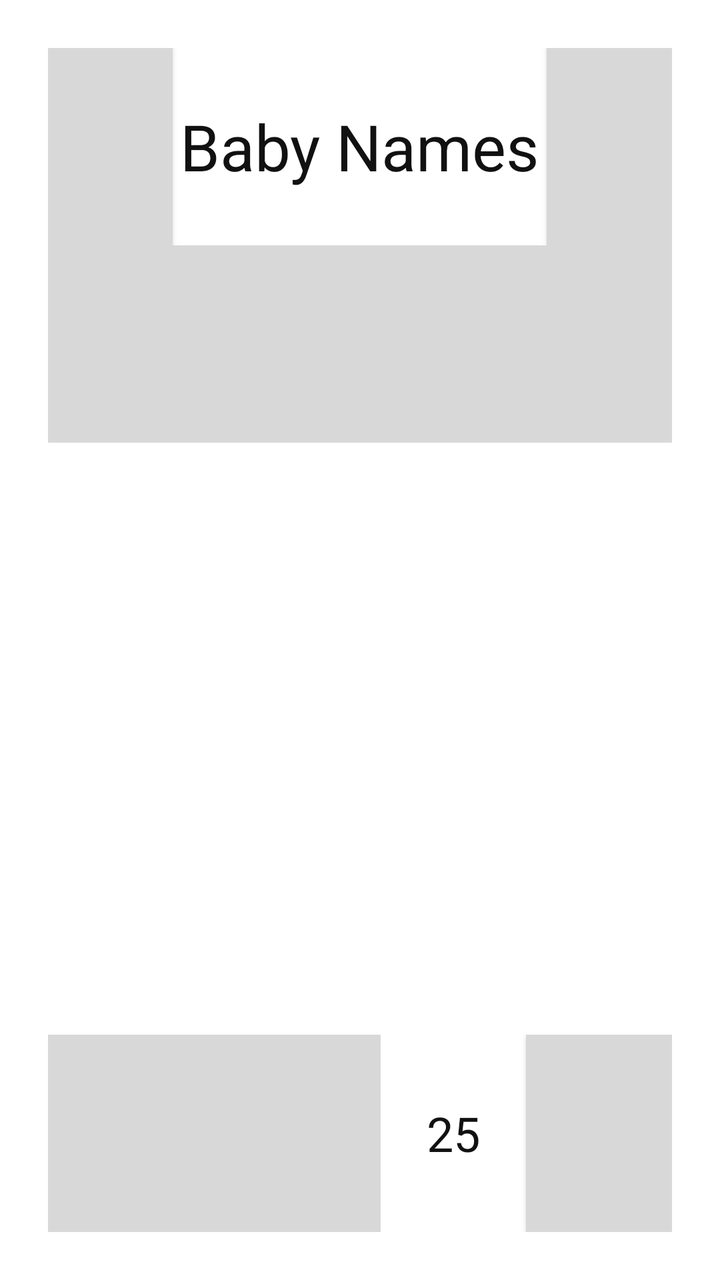
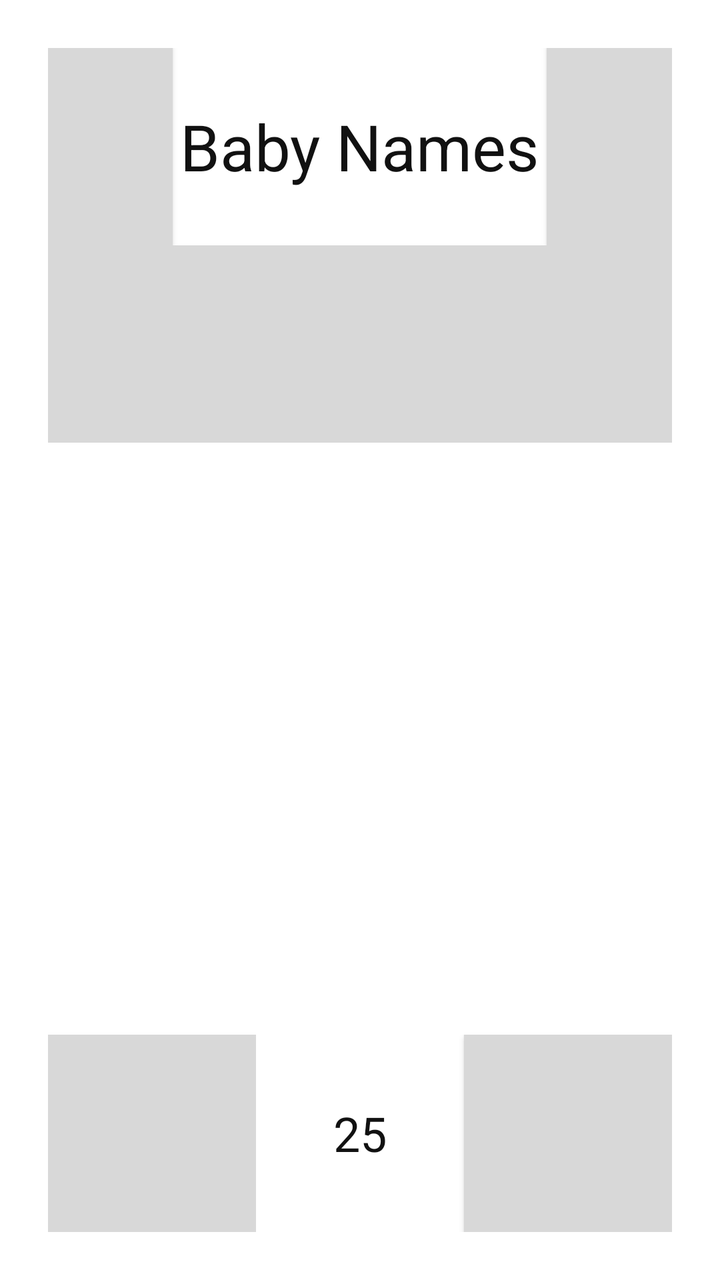

Two renders of the same Android screen: before a commit and after it. Below are the layout's source before the change and the commit's diff.
<!-- AndroidManifest.xml: application theme AppTheme -->
<!-- res/layout/home.xml -->
<LinearLayout
     xmlns:android="http://schemas.android.com/apk/res/android"
     xmlns:tools="http://schemas.android.com/tools"
     android:id="@+id/bg"
     android:background="@color/white"
     android:orientation="vertical"
     android:layout_width="match_parent"
     android:layout_height="match_parent"
     android:padding="@dimen/largeMargin"
     tools:context=".Home">

     <LinearLayout
          android:orientation="horizontal"
          android:layout_width="fill_parent"
          android:layout_height="0dp"
          android:layout_weight="1">

          <Button
               android:id="@+id/account"
               android:onClick="account"
               android:text=""
               android:foreground="@drawable/tool_account" android:foregroundGravity="center"
               android:gravity="center"
               android:padding="@dimen/smallMargin"
               android:layout_height="fill_parent"
               android:layout_width="0dp"
               android:layout_weight="1"
               android:background="@color/gray"
               android:layout_gravity="center_horizontal"/>

          <TextView
               android:id="@+id/homePage"
               android:text="@string/homePage"
               android:textColor="@color/text_primary"
               android:gravity="center"
               android:textSize="@dimen/largeText"
               android:layout_height="fill_parent"
               android:layout_width="0dp"
               android:layout_weight="3"/>

          <Button
               android:id="@+id/myList"
               android:onClick="myList"
               android:text=""
               android:foreground="@drawable/tool_star" android:foregroundGravity="center"
               android:gravity="center"
               android:padding="@dimen/smallMargin"
               android:layout_width="0dp"
               android:layout_height="fill_parent"
               android:layout_weight="1"
               android:background="@color/gray"/>

     </LinearLayout>

     <LinearLayout
          android:orientation="horizontal"
          android:id="@+id/genderButtonsLayout"
          android:gravity="center"
          android:layout_height="0dp"
          android:layout_width="fill_parent"
          android:layout_weight="1">

          <Button
               android:id="@+id/boys"
               android:onClick="boys"
               android:text=""
               android:foreground="@drawable/ic_boy" android:foregroundGravity="center"
               android:gravity="center"
               android:padding="@dimen/smallMargin"
               android:layout_width="0dp"
               android:layout_height="fill_parent"
               android:layout_weight="1"
               android:background="@color/gray"/>

          <Button
               android:background="@color/gray"
               android:id="@+id/all"
               android:onClick="all"
               android:text=""
               android:foreground="@drawable/ic_baby" android:foregroundGravity="center"
               android:gravity="center"
               android:padding="@dimen/smallMargin"
               android:layout_width="0dp"
               android:layout_height="fill_parent"
               android:layout_weight="1"/>

          <Button
               android:background="@color/gray"
               android:id="@+id/girls"
               android:onClick="girls"
               android:text=""
               android:foreground="@drawable/ic_girl" android:foregroundGravity="center"
               android:gravity="center"
               android:padding="@dimen/smallMargin"
               android:layout_width="0dp"
               android:layout_height="fill_parent"
               android:layout_weight="1"/>

     </LinearLayout>

     <RelativeLayout
          android:id="@+id/alphabetListViewLayout"
          android:layout_height="0dp"
          android:layout_width="fill_parent"
          android:layout_weight="3">

          <ListView
               android:id="@+id/alphabetListView"
               android:layout_width="match_parent"
               android:layout_height="wrap_content"/>

     </RelativeLayout>

     <LinearLayout
          android:orientation="horizontal"
          android:id="@+id/bottomButtonsLayout"
          android:gravity="center"
          android:layout_height="0dp"
          android:layout_width="fill_parent"
          android:layout_weight="1">

          <Spinner
               android:id="@+id/sorts_spinner"
               android:layout_width="0dp"
               android:layout_height="fill_parent"
               android:paddingLeft="8dp"
               android:paddingRight="8dp"
               android:paddingTop="4dp"
               android:paddingBottom="4dp"
               android:layout_weight="1.6"
               android:background="@color/gray"
               android:gravity="center"
               android:dropDownWidth="fill_parent"/>

          <EditText
               android:id="@+id/limit"
               android:imeActionId="1"
               android:hint="@string/limit"
               android:text="25"
               android:singleLine="true"
               android:inputType="number"
               android:textSize="@dimen/mediumText"
               android:textAlignment="center"
               android:textColor="@color/text_primary"
               android:textColorHint="@color/text_secondary"
               android:padding="@dimen/smallMargin"
               android:layout_width="0dp"
               android:layout_height="fill_parent"
               android:layout_weight="0.7"
               android:gravity="center"
               android:background="@color/white"/>

          <Button
               android:id="@+id/names"
               android:onClick="names"
               android:text=""
               android:foreground="@drawable/tool_next" android:foregroundGravity="center"
               android:gravity="center"
               android:padding="@dimen/smallMargin"
               android:layout_width="0dp"
               android:layout_height="fill_parent"
               android:layout_weight="0.7"
               android:background="@color/gray"/>

     </LinearLayout>

</LinearLayout>
<!-- resources referenced by this layout -->
<resources>
  <color name="gray">#d8d8d8</color>
  <color name="text_primary">#111111</color>
  <color name="text_secondary">#555555</color>
  <color name="white">#ffffff</color>
  <dimen name="largeMargin">24dp</dimen>
  <dimen name="largeText">32sp</dimen>
  <dimen name="mediumText">24sp</dimen>
  <dimen name="smallMargin">6dp</dimen>
  <!-- drawable ic_baby: png bitmap (drawable-hdpi, 3486 bytes) -->
  <!-- drawable ic_boy: png bitmap (drawable-hdpi, 4145 bytes) -->
  <!-- drawable ic_girl: png bitmap (drawable-hdpi, 4881 bytes) -->
  <!-- drawable tool_account (drawable) -->
  <vector xmlns:android="http://schemas.android.com/apk/res/android"
      android:width="28dp"
      android:height="28dp"
      android:viewportWidth="100"
      android:viewportHeight="100">
      <path
          android:fillColor="@color/button_text"
          android:pathData="M50,14 A20,20 0 1,1 49.9,14 Z"/>
      <path
          android:fillColor="@color/button_text"
          android:pathData="M 16,84 C 16,65 30,57 50,57 C 70,57 84,65 84,84 C 84,86 82,88 80,88 L 20,88 C 18,88 16,86 16,84 Z"/>
  </vector>
  <!-- drawable tool_next (drawable) -->
  <vector xmlns:android="http://schemas.android.com/apk/res/android"
      android:width="28dp"
      android:height="28dp"
      android:viewportWidth="100"
      android:viewportHeight="100">
      <path
          android:fillColor="@color/button_text"
          android:pathData="M 30,18 C 27.5,16.5 24,18.2 24,21.5 L 24,78.5 C 24,81.8 27.5,83.5 30,82 L 78,53.5 C 80.5,52 80.5,48 78,46.5 Z"/>
  </vector>
  <!-- drawable tool_star (drawable) -->
  <vector xmlns:android="http://schemas.android.com/apk/res/android"
      android:width="28dp"
      android:height="28dp"
      android:viewportWidth="100"
      android:viewportHeight="100">
      <path
          android:fillColor="@color/button_text"
          android:pathData="M 50,8 L 62.5,35.5 L 91.5,39.5 L 70.5,59.5 L 75.8,88.5 L 50,74.5 L 24.2,88.5 L 29.5,59.5 L 8.5,39.5 L 37.5,35.5 Z"/>
  </vector>
  <string name="homePage">Baby Names</string>
  <string name="limit">max:1000</string>
  <style name="AppTheme" parent="android:Theme.Material.Light.NoActionBar">
          <item name="android:textColor">@color/text_primary</item>
          <item name="android:textColorPrimary">@color/text_primary</item>
          <item name="android:textColorSecondary">@color/text_secondary</item>
          <item name="android:windowBackground">@color/white</item>
          <item name="android:colorBackground">@color/white</item>
      </style>
  <color name="button_text">#111111</color>
</resources>

<!-- the commit's change to res/layout/home.xml (unified diff, before → after) -->
@@ -123,14 +123,14 @@
                android:id="@+id/sorts_spinner"
                android:layout_width="0dp"
                android:layout_height="fill_parent"
-               android:paddingLeft="8dp"
-               android:paddingRight="8dp"
-               android:paddingTop="4dp"
-               android:paddingBottom="4dp"
-               android:layout_weight="1.6"
+               android:paddingLeft="2dp"
+               android:paddingRight="2dp"
+               android:paddingTop="2dp"
+               android:paddingBottom="2dp"
+               android:layout_weight="1"
                android:background="@color/gray"
                android:gravity="center"
-               android:dropDownWidth="fill_parent"/>
+               android:dropDownWidth="260dp"/>
 
           <EditText
                android:id="@+id/limit"
@@ -146,7 +146,7 @@
                android:padding="@dimen/smallMargin"
                android:layout_width="0dp"
                android:layout_height="fill_parent"
-               android:layout_weight="0.7"
+               android:layout_weight="1"
                android:gravity="center"
                android:background="@color/white"/>
 
@@ -159,7 +159,7 @@
                android:padding="@dimen/smallMargin"
                android:layout_width="0dp"
                android:layout_height="fill_parent"
-               android:layout_weight="0.7"
+               android:layout_weight="1"
                android:background="@color/gray"/>
 
      </LinearLayout>
